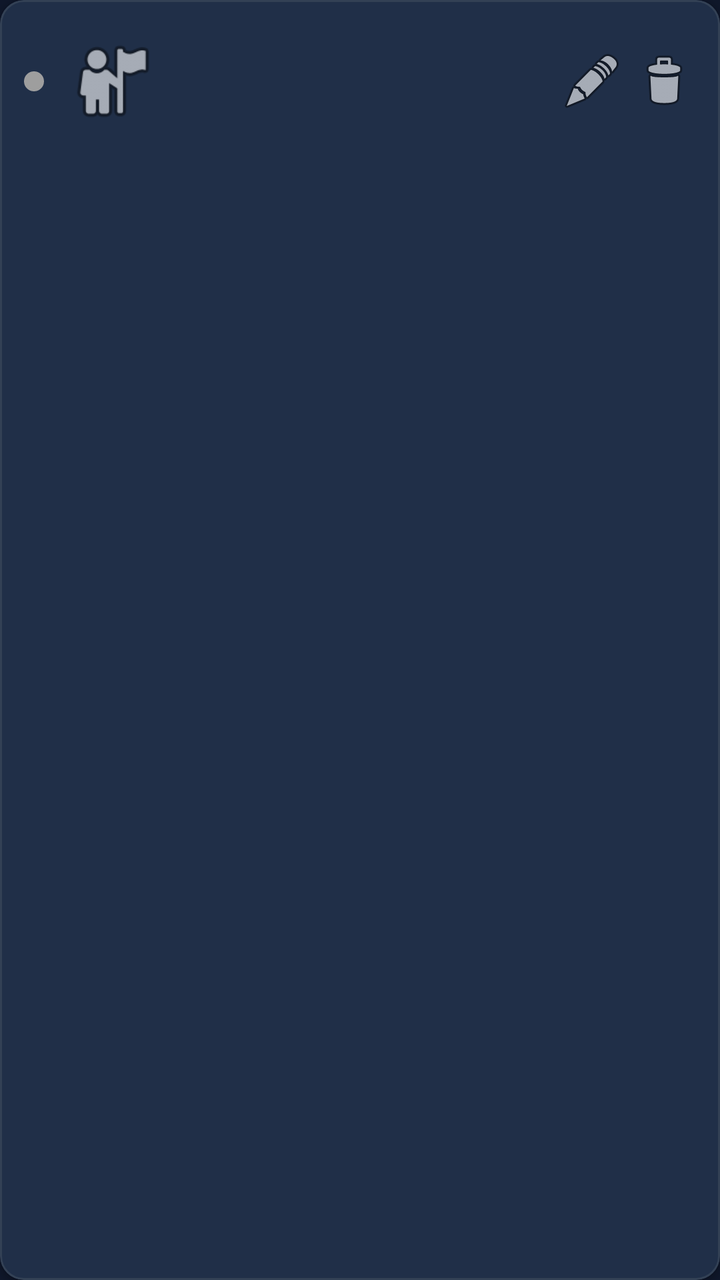
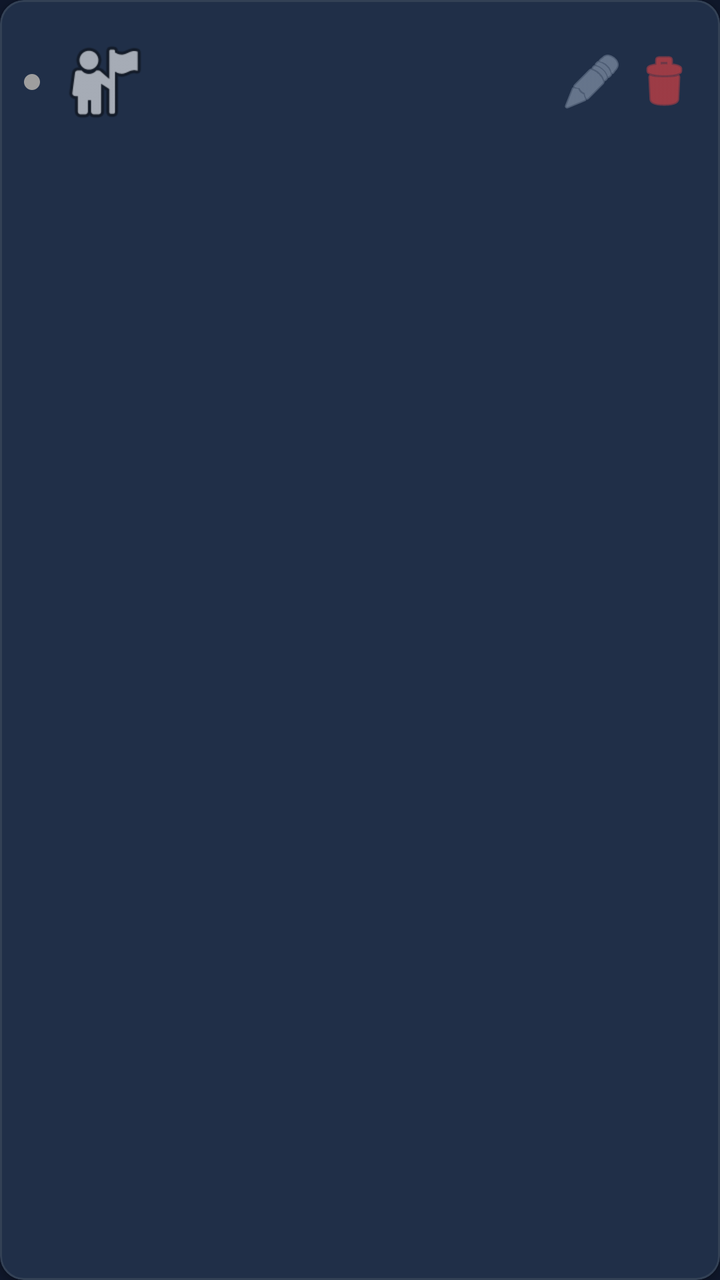

Two renders of the same Android screen: before a commit and after it. Below are the layout's source before the change and the commit's diff.
<!-- AndroidManifest.xml: application theme Theme.Localiza2 -->
<!-- res/layout/item_contact.xml -->
<?xml version="1.0" encoding="utf-8"?>
<com.google.android.material.card.MaterialCardView xmlns:android="http://schemas.android.com/apk/res/android"
    xmlns:app="http://schemas.android.com/apk/res-auto"
    android:layout_width="match_parent"
    android:layout_height="wrap_content"
    android:layout_margin="8dp"
    app:cardElevation="2dp"
    app:cardCornerRadius="12dp">

    <LinearLayout
        android:layout_width="match_parent"
        android:layout_height="wrap_content"
        android:orientation="horizontal"
        android:padding="12dp"
        android:gravity="center_vertical">

        
        <View
            android:id="@+id/viewFreshness"
            android:layout_width="10dp"
            android:layout_height="10dp"
            android:layout_marginEnd="10dp"
            android:background="@drawable/circle_freshness" />

        <ImageView
            android:id="@+id/ivPhoto"
            android:layout_width="48dp"
            android:layout_height="48dp"
            android:src="@android:drawable/ic_menu_myplaces"
            android:scaleType="centerCrop" />

        
        <LinearLayout
            android:layout_width="0dp"
            android:layout_height="wrap_content"
            android:layout_weight="1"
            android:layout_marginStart="12dp"
            android:orientation="vertical">

            <TextView
                android:id="@+id/tvAlias"
                android:layout_width="wrap_content"
                android:layout_height="wrap_content"
                android:textStyle="bold"
                android:textSize="16sp" />

            <TextView
                android:id="@+id/tvEmail"
                android:layout_width="wrap_content"
                android:layout_height="wrap_content"
                android:textSize="13sp"
                android:alpha="0.7" />

            
            <LinearLayout
                android:layout_width="match_parent"
                android:layout_height="wrap_content"
                android:orientation="horizontal"
                android:gravity="center_vertical"
                android:layout_marginTop="2dp">

                <TextView
                    android:id="@+id/tvStatus"
                    android:layout_width="wrap_content"
                    android:layout_height="wrap_content"
                    android:textSize="12sp" />

                <TextView
                    android:id="@+id/tvDistance"
                    android:layout_width="wrap_content"
                    android:layout_height="wrap_content"
                    android:layout_marginStart="8dp"
                    android:textSize="12sp"
                    android:textColor="?attr/colorPrimary"
                    android:visibility="gone" />

                <TextView
                    android:id="@+id/tvBattery"
                    android:layout_width="wrap_content"
                    android:layout_height="wrap_content"
                    android:layout_marginStart="8dp"
                    android:textSize="12sp"
                    android:alpha="0.7"
                    android:visibility="gone" />

            </LinearLayout>

        </LinearLayout>

        
        <ImageButton
            android:id="@+id/btnHistory"
            android:layout_width="wrap_content"
            android:layout_height="wrap_content"
            android:src="@android:drawable/ic_menu_recent_history"
            android:background="?attr/selectableItemBackgroundBorderless"
            android:contentDescription="Ver ruta"
            android:visibility="gone" />

        <ImageButton
            android:id="@+id/btnEdit"
            android:layout_width="wrap_content"
            android:layout_height="wrap_content"
            android:src="@android:drawable/ic_menu_edit"
            android:background="?attr/selectableItemBackgroundBorderless"
            android:contentDescription="Editar" />

        <ImageButton
            android:id="@+id/btnDelete"
            android:layout_width="wrap_content"
            android:layout_height="wrap_content"
            android:layout_marginStart="4dp"
            android:src="@android:drawable/ic_menu_delete"
            android:background="?attr/selectableItemBackgroundBorderless"
            android:contentDescription="Eliminar" />

    </LinearLayout>
</com.google.android.material.card.MaterialCardView>
<!-- resources referenced by this layout -->
<resources>
  <!-- drawable circle_freshness (drawable) -->
  <?xml version="1.0" encoding="utf-8"?>
  <shape xmlns:android="http://schemas.android.com/apk/res/android"
      android:shape="oval">
      <solid android:color="#9E9E9E" />
  </shape>
  <style name="Theme.Localiza2" parent="Theme.Material3.DayNight.NoActionBar">
          
          <item name="colorPrimary">@color/accent_primary</item>
          <item name="colorOnPrimary">@color/white</item>
          <item name="colorPrimaryContainer">@color/bg_surface_2</item>
          <item name="colorOnPrimaryContainer">@color/accent_light</item>
  
          
          <item name="colorSecondary">@color/accent_primary</item>
          <item name="colorOnSecondary">@color/white</item>
          <item name="colorSecondaryContainer">@color/bg_surface_2</item>
          <item name="colorOnSecondaryContainer">@color/accent_light</item>
  
          
          <item name="colorError">@color/danger</item>
          <item name="colorOnError">@color/white</item>
          <item name="colorErrorContainer">@color/bg_surface_2</item>
          <item name="colorOnErrorContainer">@color/danger</item>
  
          
          <item name="colorSurface">@color/bg_surface</item>
          <item name="colorOnSurface">@color/text_primary</item>
          <item name="colorSurfaceVariant">@color/bg_surface_2</item>
          <item name="colorOnSurfaceVariant">@color/text_muted</item>
          <item name="android:colorBackground">@color/bg_primary</item>
          <item name="colorOnBackground">@color/text_primary</item>
  
          
          <item name="colorOutline">@color/bg_surface_3</item>
          <item name="colorOutlineVariant">@color/bg_surface_2</item>
          <item name="colorSurfaceContainerLow">@color/bg_surface</item>
          <item name="colorSurfaceContainer">@color/bg_surface_2</item>
          <item name="colorSurfaceContainerHigh">@color/bg_surface_3</item>
  
          
          <item name="android:textColorPrimary">@color/text_primary</item>
          <item name="android:textColorSecondary">@color/text_muted</item>
          <item name="android:textColorHint">@color/text_hint</item>
      </style>
  <color name="accent_primary">#3b82f6</color>
  <color name="white">#FFFFFFFF</color>
  <color name="bg_surface_2">#334155</color>
  <color name="accent_light">#60a5fa</color>
  <color name="danger">#ef4444</color>
  <color name="bg_surface">#1e293b</color>
  <color name="text_primary">#f1f5f9</color>
  <color name="text_muted">#94a3b8</color>
  <color name="bg_primary">#0f172a</color>
  <color name="bg_surface_3">#475569</color>
  <color name="text_hint">#64748b</color>
</resources>

<!-- the commit's change to res/layout/item_contact.xml (unified diff, before → after) -->
@@ -3,29 +3,32 @@
     xmlns:app="http://schemas.android.com/apk/res-auto"
     android:layout_width="match_parent"
     android:layout_height="wrap_content"
-    android:layout_margin="8dp"
-    app:cardElevation="2dp"
-    app:cardCornerRadius="12dp">
+    android:layout_marginHorizontal="@dimen/spacing_sm"
+    android:layout_marginVertical="@dimen/spacing_xs"
+    app:cardElevation="@dimen/elevation_sm"
+    app:cardCornerRadius="@dimen/radius_lg"
+    app:strokeWidth="1dp"
+    app:strokeColor="@color/bg_surface_2">
 
     <LinearLayout
         android:layout_width="match_parent"
         android:layout_height="wrap_content"
         android:orientation="horizontal"
-        android:padding="12dp"
+        android:padding="@dimen/spacing_md"
         android:gravity="center_vertical">
 
         
         <View
             android:id="@+id/viewFreshness"
-            android:layout_width="10dp"
-            android:layout_height="10dp"
-            android:layout_marginEnd="10dp"
+            android:layout_width="8dp"
+            android:layout_height="8dp"
+            android:layout_marginEnd="@dimen/spacing_sm"
             android:background="@drawable/circle_freshness" />
 
         <ImageView
             android:id="@+id/ivPhoto"
-            android:layout_width="48dp"
-            android:layout_height="48dp"
+            android:layout_width="@dimen/avatar_size_lg"
+            android:layout_height="@dimen/avatar_size_lg"
             android:src="@android:drawable/ic_menu_myplaces"
             android:scaleType="centerCrop" />
 
@@ -34,7 +37,7 @@
             android:layout_width="0dp"
             android:layout_height="wrap_content"
             android:layout_weight="1"
-            android:layout_marginStart="12dp"
+            android:layout_marginStart="@dimen/spacing_md"
             android:orientation="vertical">
 
             <TextView
@@ -42,14 +45,15 @@
                 android:layout_width="wrap_content"
                 android:layout_height="wrap_content"
                 android:textStyle="bold"
-                android:textSize="16sp" />
+                android:textSize="@dimen/text_size_title"
+                android:textColor="?attr/colorOnSurface" />
 
             <TextView
                 android:id="@+id/tvEmail"
                 android:layout_width="wrap_content"
                 android:layout_height="wrap_content"
-                android:textSize="13sp"
-                android:alpha="0.7" />
+                android:textSize="@dimen/text_size_sm"
+                android:textColor="@color/text_muted" />
 
             
             <LinearLayout
@@ -57,20 +61,21 @@
                 android:layout_height="wrap_content"
                 android:orientation="horizontal"
                 android:gravity="center_vertical"
-                android:layout_marginTop="2dp">
+                android:layout_marginTop="@dimen/spacing_xs">
 
                 <TextView
                     android:id="@+id/tvStatus"
                     android:layout_width="wrap_content"
                     android:layout_height="wrap_content"
-                    android:textSize="12sp" />
+                    android:textSize="@dimen/text_size_sm"
+                    android:textColor="@color/text_muted" />
 
                 <TextView
                     android:id="@+id/tvDistance"
                     android:layout_width="wrap_content"
                     android:layout_height="wrap_content"
-                    android:layout_marginStart="8dp"
-                    android:textSize="12sp"
+                    android:layout_marginStart="@dimen/spacing_sm"
+                    android:textSize="@dimen/text_size_sm"
                     android:textColor="?attr/colorPrimary"
                     android:visibility="gone" />
 
@@ -78,9 +83,9 @@
                     android:id="@+id/tvBattery"
                     android:layout_width="wrap_content"
                     android:layout_height="wrap_content"
-                    android:layout_marginStart="8dp"
-                    android:textSize="12sp"
-                    android:alpha="0.7"
+                    android:layout_marginStart="@dimen/spacing_sm"
+                    android:textSize="@dimen/text_size_sm"
+                    android:textColor="@color/text_muted"
                     android:visibility="gone" />
 
             </LinearLayout>
@@ -90,28 +95,31 @@
         
         <ImageButton
             android:id="@+id/btnHistory"
-            android:layout_width="wrap_content"
-            android:layout_height="wrap_content"
+            android:layout_width="@dimen/icon_size_xl"
+            android:layout_height="@dimen/icon_size_xl"
             android:src="@android:drawable/ic_menu_recent_history"
             android:background="?attr/selectableItemBackgroundBorderless"
+            android:tint="?attr/colorOnSurfaceVariant"
             android:contentDescription="Ver ruta"
             android:visibility="gone" />
 
         <ImageButton
             android:id="@+id/btnEdit"
-            android:layout_width="wrap_content"
-            android:layout_height="wrap_content"
+            android:layout_width="@dimen/icon_size_xl"
+            android:layout_height="@dimen/icon_size_xl"
             android:src="@android:drawable/ic_menu_edit"
             android:background="?attr/selectableItemBackgroundBorderless"
+            android:tint="?attr/colorOnSurfaceVariant"
             android:contentDescription="Editar" />
 
         <ImageButton
             android:id="@+id/btnDelete"
-            android:layout_width="wrap_content"
-            android:layout_height="wrap_content"
-            android:layout_marginStart="4dp"
+            android:layout_width="@dimen/icon_size_xl"
+            android:layout_height="@dimen/icon_size_xl"
+            android:layout_marginStart="@dimen/spacing_xs"
             android:src="@android:drawable/ic_menu_delete"
             android:background="?attr/selectableItemBackgroundBorderless"
+            android:tint="@color/danger"
             android:contentDescription="Eliminar" />
 
     </LinearLayout>
<!-- resource entries referenced after the edit -->
@@ -53,6 +53,15 @@
   <color name="bg_surface">#1e293b</color>
   <color name="text_primary">#f1f5f9</color>
   <color name="text_muted">#94a3b8</color>
+  <dimen name="avatar_size_lg">48dp</dimen>
+  <dimen name="elevation_sm">2dp</dimen>
+  <dimen name="icon_size_xl">32dp</dimen>
+  <dimen name="radius_lg">12dp</dimen>
+  <dimen name="spacing_md">12dp</dimen>
+  <dimen name="spacing_sm">8dp</dimen>
+  <dimen name="spacing_xs">4dp</dimen>
+  <dimen name="text_size_sm">12sp</dimen>
+  <dimen name="text_size_title">16sp</dimen>
   <color name="bg_primary">#0f172a</color>
   <color name="bg_surface_3">#475569</color>
   <color name="text_hint">#64748b</color>
